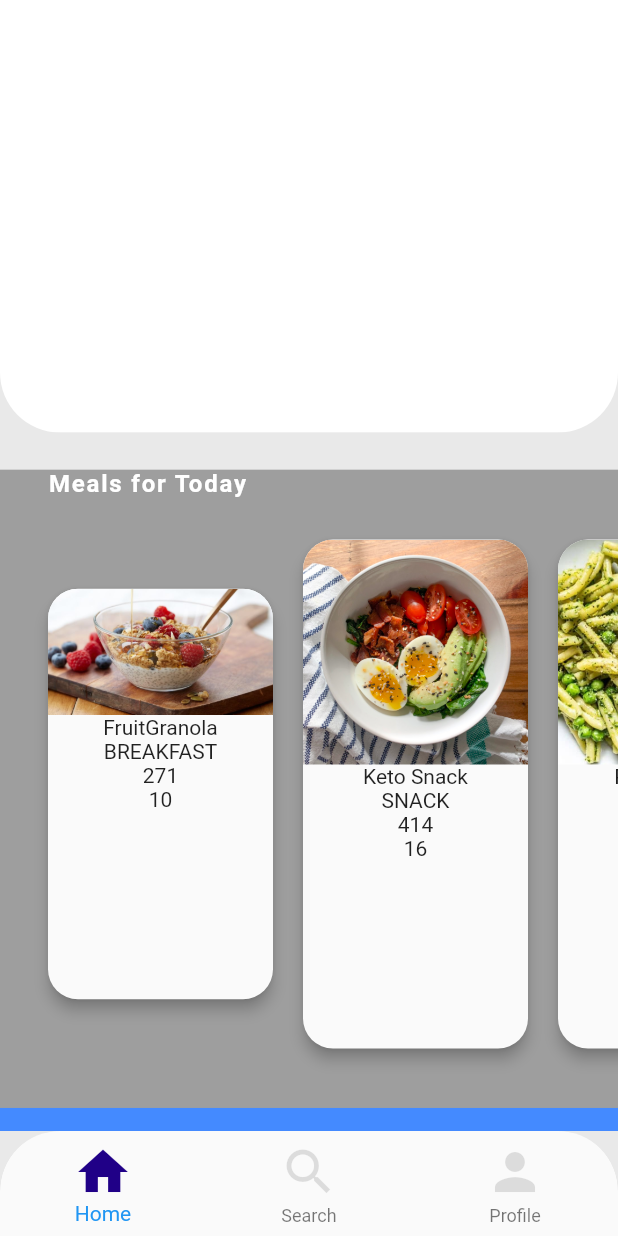
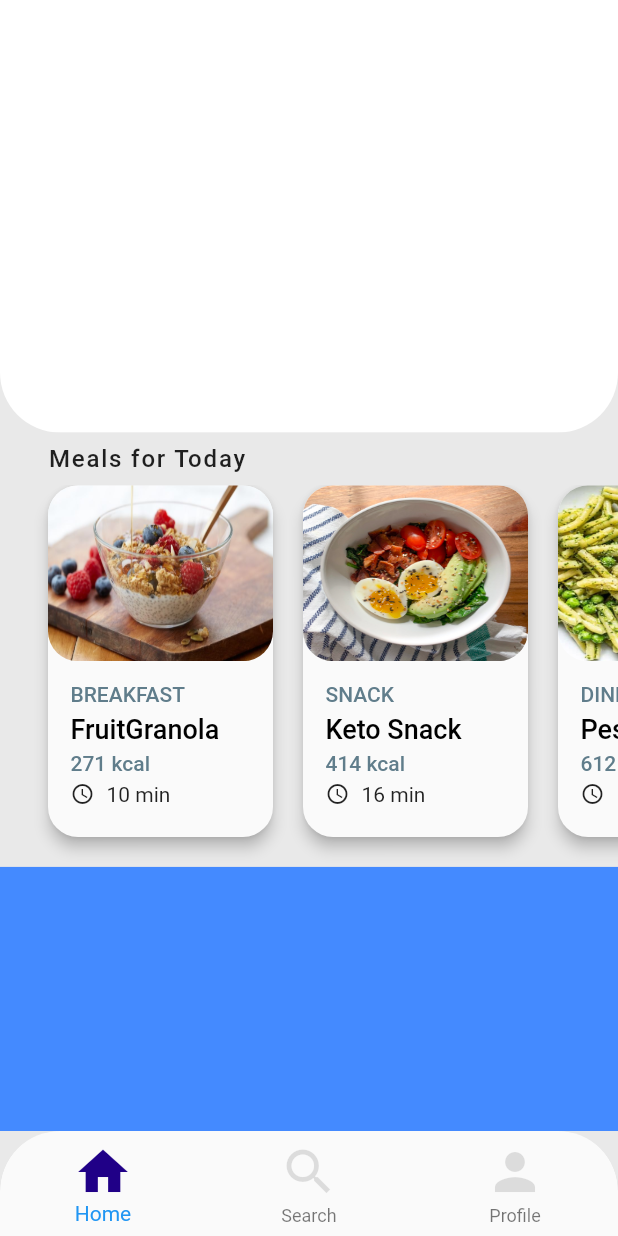
Before and after one commit to AdeelZahid/training_diet_flutter, a Flutter app: the screen it shows after launch, on a phone screen of 412 x 824 dp. Run offline on Flutter 3.47's test engine with Material 2 defaults, Android fonts, the light colour scheme and no system bars.

Commit message:
meals for today section is done.

```diff
--- a/lib/screens/profile_screen.dart
+++ b/lib/screens/profile_screen.dart
@@ -47,12 +47,12 @@ class _ProfileScreenState extends State<ProfileScreen> {
             ),
           ),
           Positioned(
-            top: height * 0.38,
+            top: height * 0.36,
             left: 0,
             right: 0,
             child: Container(
-              color: Colors.grey,
-              height: height,
+              height: height * 0.65,
+              // color: Colors.grey,
               child: Column(
                 crossAxisAlignment: CrossAxisAlignment.start,
                 children: [
@@ -65,8 +65,8 @@ class _ProfileScreenState extends State<ProfileScreen> {
                     child: Text(
                       'Meals for Today',
                       style: const TextStyle(
-                        color: Colors.white,
-                        fontWeight: FontWeight.w700,
+                        color: Colors.black87,
+                        fontWeight: FontWeight.w500,
                         fontSize: 16.0,
                         letterSpacing: 1.2,
                       ),
--- a/lib/widgets/mealcard.dart
+++ b/lib/widgets/mealcard.dart
@@ -16,32 +16,68 @@ class MealCard extends StatelessWidget {
         borderRadius: BorderRadius.circular(20.0),
         elevation: 4.0,
         child: Column(
-          mainAxisSize: MainAxisSize.min,
+          mainAxisSize: MainAxisSize.max,
+          crossAxisAlignment: CrossAxisAlignment.start,
           children: [
             Flexible(
-              fit: FlexFit.loose,
+              fit: FlexFit.tight,
               child: ClipRRect(
-                borderRadius: BorderRadius.vertical(
-                  top: Radius.circular(20.0),
-                ),
+                borderRadius: BorderRadius.all(Radius.circular(20.0)),
                 child: Image.asset(
                   meal.imagePath,
                   width: 150.0,
-                  fit: BoxFit.fitHeight,
+                  height: 150.0,
+                  fit: BoxFit.fill,
                 ),
               ),
               // child: Text('Adeel'),
             ),
             Flexible(
-              fit: FlexFit.loose,
-              child: Column(
-                children: [
-                  Text(meal.name),
-                  Text(meal.mealTime),
-                  Text(meal.kiloCaloriesBurnt),
-                  Text(meal.timeTaken),
-                  SizedBox(height: 16.0),
-                ],
+              fit: FlexFit.tight,
+              child: Padding(
+                padding: const EdgeInsets.only(left: 15.0),
+                child: Column(
+                  crossAxisAlignment: CrossAxisAlignment.start,
+                  mainAxisAlignment: MainAxisAlignment.spaceBetween,
+                  children: [
+                    SizedBox(height: 10.0),
+                    Text(
+                      meal.mealTime,
+                      style: TextStyle(
+                        fontWeight: FontWeight.w500,
+                        fontSize: 14.0,
+                        color: Colors.blueGrey,
+                      ),
+                    ),
+                    Text(
+                      meal.name,
+                      style: TextStyle(
+                        fontWeight: FontWeight.w500,
+                        fontSize: 18.0,
+                        color: Colors.black,
+                      ),
+                    ),
+                    Text(
+                      '${meal.kiloCaloriesBurnt} kcal',
+                      style: TextStyle(
+                        fontWeight: FontWeight.w500,
+                        fontSize: 14.0,
+                        color: Colors.blueGrey,
+                      ),
+                    ),
+                    Row(
+                      children: [
+                        Icon(
+                          Icons.access_time,
+                          size: 16.0,
+                        ),
+                        SizedBox(width: 8.0),
+                        Text('${meal.timeTaken} min'),
+                      ],
+                    ),
+                    SizedBox(height: 16.0),
+                  ],
+                ),
               ),
             ),
           ],
```
